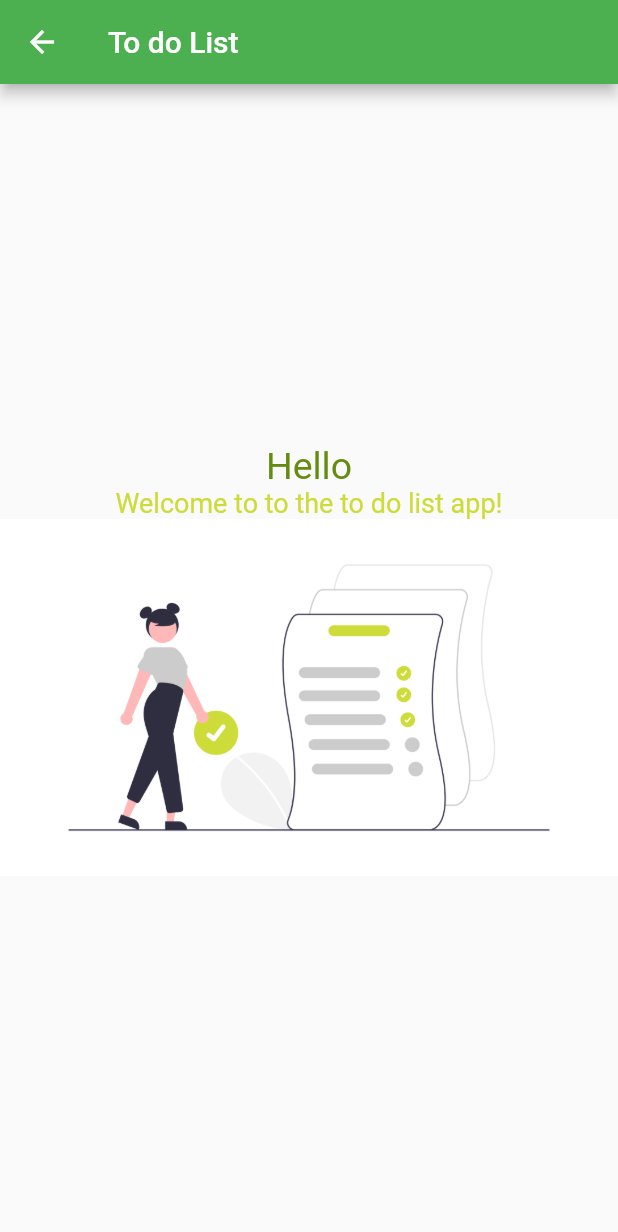
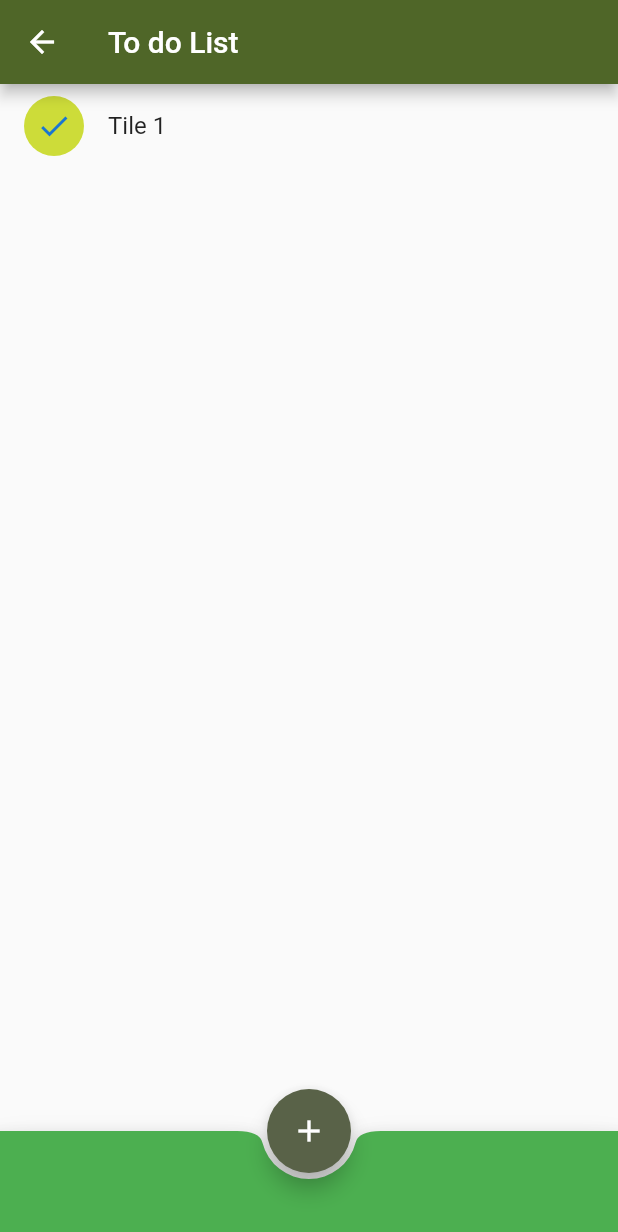
Before and after one commit to Wisdom-Makokha/To-do-list-app, a Flutter app: the HomeScreen screen opened by its route, on a phone screen of 412 x 824 dp. Shown: the top 1232 px of the screen. Run offline on Flutter 3.47's test engine with Material 2 defaults, Android fonts, the phone set to English and light mode, and no system bars; our stand-ins replace sqflite; accounts and stored records are empty.

```diff
--- a/lib/Definitions/declarations.dart
+++ b/lib/Definitions/declarations.dart
@@ -28,6 +28,12 @@ const String table1Column1 = 'username';
 const String table1Column2 = 'email';
 const String table1Column3 = 'password';
 
+const String taskTable = "tasks";
+
+const String taskTBName = 'title';
+const String taskTBDescription = 'description';
+const String taskTBCompletedFlag = 'complete';
+
 //class to create a TextField whenever it is required
 class MyTextField extends StatelessWidget{
   const MyTextField({
--- a/lib/screens/home_screen.dart
+++ b/lib/screens/home_screen.dart
@@ -1,37 +1,44 @@
 import 'package:flutter/material.dart';
 
-
-class HomeScreen extends StatelessWidget{
+class HomeScreen extends StatefulWidget{
   const HomeScreen({super.key});
 
   @override
-  Widget build(BuildContext context){
-     return Scaffold(
+  State<HomeScreen> createState()=> HomeScreenState();
+}
+
+class HomeScreenState extends State<HomeScreen>{
+
+
+  @override
+  Widget build(BuildContext context) {
+    return Scaffold(
       appBar: AppBar(
         title: const Text('To do List'),
       ),
-      body: const Center(
-        child: Column(
-            mainAxisAlignment:MainAxisAlignment.center,
-            children: [
-              Text('Hello',
-                  style: TextStyle(
-                    color: Color(0xFF648c11),
-                    fontSize: 25,
-                    fontStyle: FontStyle.normal,
-                  )),
-              Text("Welcome to to the to do list app!",
-              style: TextStyle(
-                color: Colors.lime,
-                fontSize: 18,
-                fontStyle: FontStyle.normal,
-              )),
-              Image(image: AssetImage('images/'
-                  'home_screen_to_do_list.png')),
-            ],
-        ),
+      body: const Column(
+        mainAxisAlignment: MainAxisAlignment.start,
+        children: [
+          ListTile(
+            leading: CircleAvatar(
+              backgroundColor: Colors.lime,
+              child: Icon(Icons.check),
+            ),
+            title: Text('Tile 1'),
+
+          ),
+        ],
+      ),
+      floatingActionButton: FloatingActionButton(
+        onPressed: (){},
+        child: const Icon(Icons.add),
+      ),
+      floatingActionButtonLocation: FloatingActionButtonLocation.centerDocked,
+      bottomNavigationBar: BottomAppBar(
+        shape: const CircularNotchedRectangle(),
+        color: Colors.green,
+        child: Container(height: 70,)
       ),
     );
   }
-
 }
```
Also changed, not shown: lib/main.dart (+32 -17 lines), lib/screens/login.dart (+37 -22 lines), lib/screens/register.dart (+26 -16 lines), images/register_to_do.png (added).
